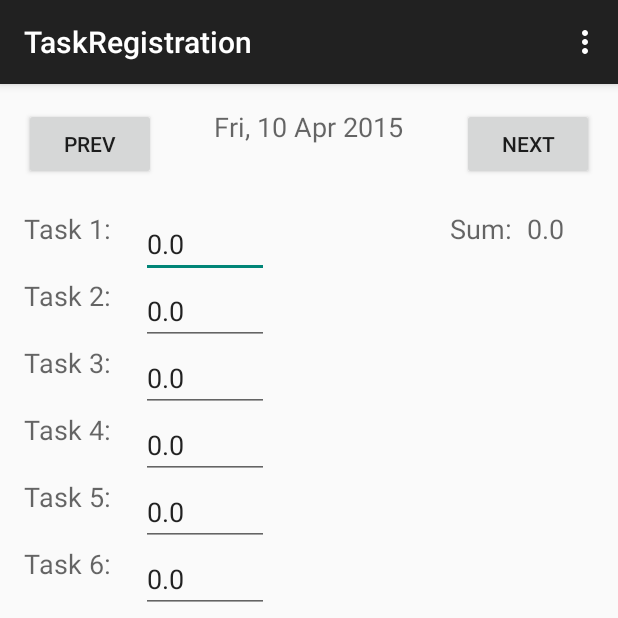
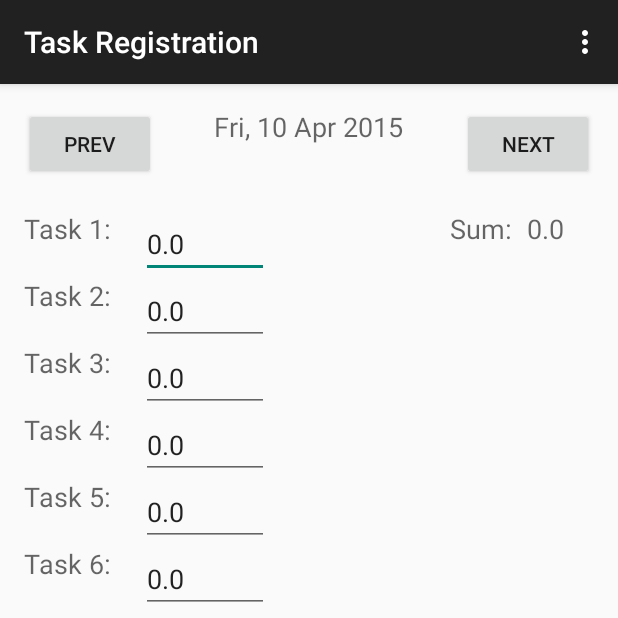
Before and after one commit to Happyjazz/TimeRegistration, an Android app: the TaskRegistrationActivity screen opened directly, with no data from a screen before it, on a phone screen of 412 x 824 dp, the top half of it. Run offline under Robolectric (Android 15) with nearby library versions, the phone set to English and light mode, and no system bars; 1 statement that could not run was skipped.

Commit message:
Set titles for activities

```diff
--- a/app/src/main/java/com/example/martin/timeregistration/LoginActivity.java
+++ b/app/src/main/java/com/example/martin/timeregistration/LoginActivity.java
@@ -35,6 +35,7 @@ public class LoginActivity extends ActionBarActivity {
     protected void onCreate(Bundle savedInstanceState) {
         super.onCreate(savedInstanceState);
         setContentView(R.layout.activity_login);
+        setTitle("Task Registration");
 
 
         etUserName = (EditText) findViewById(R.id.editTextUserName);
--- a/app/src/main/java/com/example/martin/timeregistration/TaskRegistrationActivity.java
+++ b/app/src/main/java/com/example/martin/timeregistration/TaskRegistrationActivity.java
@@ -59,6 +59,7 @@ public class TaskRegistrationActivity extends ActionBarActivity {
     protected void onCreate(Bundle savedInstanceState) {
         super.onCreate(savedInstanceState);
         setContentView(R.layout.activity_task_registration);
+        setTitle("Task Registration");
 
         if (savedInstanceState != null)
         {
```
